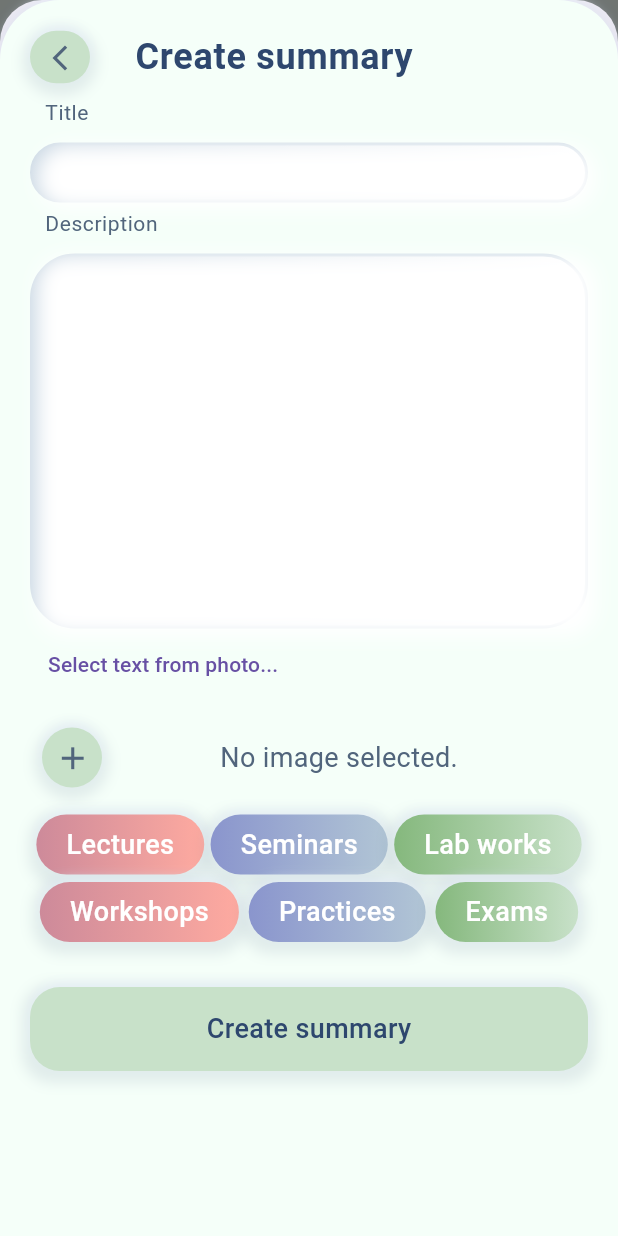
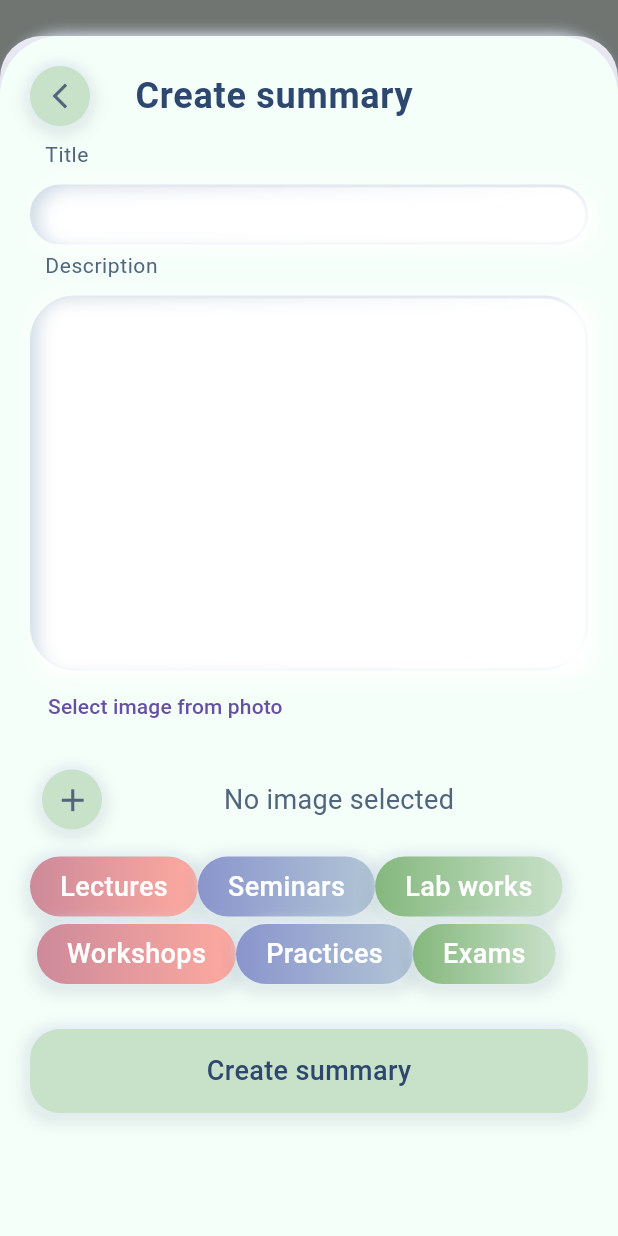
Before and after one commit to blueCuraca0/notenova, a Flutter app: the SummariesPage screen opened directly, after a tap on "Create summary", on a phone screen of 412 x 824 dp. Run offline on Flutter 3.47's test engine with Material 3 defaults, Android fonts, the phone set to English and light mode, and no system bars; our stand-ins replace cloud_firestore, easy_localization, firebase_auth, firebase_core, firebase_storage, flutter_bloc and 5 more; accounts and stored records are empty; Roboto replaces fonts that are missing (Ubuntu).

Commit message:
added ui, fix some issues, added setgings

```diff
--- a/lib/features/summary/presentation/cubits/summary_cubits/summary_cubit.dart
+++ b/lib/features/summary/presentation/cubits/summary_cubits/summary_cubit.dart
@@ -1,4 +1,3 @@
-import 'package:flutter/foundation.dart';
 import 'package:flutter_bloc/flutter_bloc.dart';
 import 'package:notenova/features/summary/data/services/firebase_services.dart';
 import 'package:notenova/features/summary/domain/entities/summary.dart';
--- a/lib/features/summary/presentation/pages/create_edit_summary_sheet.dart
+++ b/lib/features/summary/presentation/pages/create_edit_summary_sheet.dart
@@ -53,7 +53,7 @@ class _EditAndCreateSummaryPageState extends State<EditAndCreateSummaryPage> {
   @override
   Widget build(BuildContext context) {
     return Container(
-      height: 900,
+      height: 800,
       padding: const EdgeInsets.all(20.0),
       decoration: BoxDecoration(
         color: Theme.of(context).scaffoldBackgroundColor,
@@ -71,7 +71,7 @@ class _EditAndCreateSummaryPageState extends State<EditAndCreateSummaryPage> {
             child: Row(
               children: [
                 CustomArrowBackButton(
-                    height: 35,
+                    height: 40,
                     width: 40,
                     onPressed: () {
                       Navigator.pop(context);
@@ -79,7 +79,7 @@ class _EditAndCreateSummaryPageState extends State<EditAndCreateSummaryPage> {
                 bigSizedBoxWidth,
                 Text(
                   widget.isEdit
-                      ? 'Update Summary'
+                      ? LocaleKeys.update_summary.tr()
                       : LocaleKeys.create_summary.tr(),
                   style: Theme.of(context).textTheme.bodyLarge,
                 ),
@@ -117,7 +117,9 @@ class _EditAndCreateSummaryPageState extends State<EditAndCreateSummaryPage> {
                 _descriptionController.text = result as String;
               }
             },
-            child: const Text('Select text from photo...'),
+            child: Text(
+              LocaleKeys.select_image_from_photo.tr(),
+            ),
           ),
           midSizedBoxHeight,
           widget.isEdit ? const Text('') : selectPhotoForSummary(),
@@ -135,7 +137,7 @@ class _EditAndCreateSummaryPageState extends State<EditAndCreateSummaryPage> {
               }
             },
             text: widget.isEdit
-                ? 'Update Summary'
+                ? LocaleKeys.update_summary.tr()
                 : LocaleKeys.create_summary.tr(),
             buttonPadding:
                 const EdgeInsets.symmetric(horizontal: 30, vertical: 15),
@@ -147,21 +149,26 @@ class _EditAndCreateSummaryPageState extends State<EditAndCreateSummaryPage> {
   }
 
   void addSummary(BuildContext context) async {
+    if (_nameController.text.isNotEmpty &&
+        _descriptionController.text.isNotEmpty) {
       var imageName = DateTime.now().millisecondsSinceEpoch.toString();
+      var summaryPhotoUrl = '';
+      if (_image != null) {
         var storageRef =
             FirebaseStorage.instance.ref().child('summary/$imageName.jpg');
         var uploadTask = storageRef.putFile(_image!);
         var downloadUrl = await (await uploadTask).ref.getDownloadURL();
-    if (_nameController.text.isNotEmpty &&
-        _descriptionController.text.isNotEmpty &&
-        _image.toString().isNotEmpty) {
+        summaryPhotoUrl = downloadUrl.toString();
+      }
+
       final summary = Summary(
         id: DateTime.now().toString(),
         name: _nameController.text,
         description: _descriptionController.text,
         category: _selectedCategory ?? '',
-        photoUrl: downloadUrl.toString()!,
+        photoUrl: summaryPhotoUrl,
       );
+
       widget.summaryCubit.addSummary(summary);
     }
   }
@@ -182,7 +189,9 @@ class _EditAndCreateSummaryPageState extends State<EditAndCreateSummaryPage> {
   }
 
   Widget buttonCategorySummary() {
-    return Column(
+    return SingleChildScrollView(
+      scrollDirection: Axis.horizontal,
+      child: Column(
         children: [
           Row(
             mainAxisAlignment: MainAxisAlignment.spaceEvenly,
@@ -190,14 +199,14 @@ class _EditAndCreateSummaryPageState extends State<EditAndCreateSummaryPage> {
               CustomButton(
                 onPressed: () {
                   setState(() {
-                  _selectedCategory = LocaleKeys.lectures.tr();
+                    _selectedCategory = 'Lectures';
                   });
                 },
                 text: LocaleKeys.lectures.tr(),
                 buttonPadding:
                     const EdgeInsets.symmetric(horizontal: 20, vertical: 7),
                 gradient: LinearGradient(
-                colors: _selectedCategory == LocaleKeys.lectures.tr()
+                  colors: _selectedCategory == 'Lectures'
                       ? [CColors.text, CColors.text]
                       : CColors.pinkGradientColor,
                 ),
@@ -205,14 +214,14 @@ class _EditAndCreateSummaryPageState extends State<EditAndCreateSummaryPage> {
               CustomButton(
                 onPressed: () {
                   setState(() {
-                  _selectedCategory = LocaleKeys.seminars.tr();
+                    _selectedCategory = 'Seminars';
                   });
                 },
                 text: LocaleKeys.seminars.tr(),
                 buttonPadding:
                     const EdgeInsets.symmetric(horizontal: 20, vertical: 7),
                 gradient: LinearGradient(
-                colors: _selectedCategory == LocaleKeys.seminars.tr()
+                  colors: _selectedCategory == 'Seminars'
                       ? [CColors.text, CColors.text]
                       : CColors.blueGradientColor,
                 ),
@@ -220,14 +229,14 @@ class _EditAndCreateSummaryPageState extends State<EditAndCreateSummaryPage> {
               CustomButton(
                 onPressed: () {
                   setState(() {
-                  _selectedCategory = LocaleKeys.lab_works.tr();
+                    _selectedCategory = 'Lab works';
                   });
                 },
                 text: LocaleKeys.lab_works.tr(),
                 buttonPadding:
                     const EdgeInsets.symmetric(horizontal: 20, vertical: 7),
                 gradient: LinearGradient(
-                colors: _selectedCategory == LocaleKeys.lab_works.tr()
+                  colors: _selectedCategory == 'Lab works'
                       ? [CColors.text, CColors.text]
                       : CColors.greenGradientColor,
                 ),
@@ -241,14 +250,14 @@ class _EditAndCreateSummaryPageState extends State<EditAndCreateSummaryPage> {
               CustomButton(
                 onPressed: () {
                   setState(() {
-                  _selectedCategory = LocaleKeys.workshops.tr();
+                    _selectedCategory = 'Workshops';
                   });
                 },
                 text: LocaleKeys.workshops.tr(),
                 buttonPadding:
                     const EdgeInsets.symmetric(horizontal: 20, vertical: 7),
                 gradient: LinearGradient(
-                colors: _selectedCategory == LocaleKeys.workshops.tr()
+                  colors: _selectedCategory == 'Workshops'
                       ? [CColors.text, CColors.text]
                       : CColors.pinkGradientColor,
                 ),
@@ -256,14 +265,14 @@ class _EditAndCreateSummaryPageState extends State<EditAndCreateSummaryPage> {
               CustomButton(
                 onPressed: () {
                   setState(() {
-                  _selectedCategory = LocaleKeys.practices.tr();
+                    _selectedCategory = 'Practices';
                   });
                 },
                 text: LocaleKeys.practices.tr(),
                 buttonPadding:
                     const EdgeInsets.symmetric(horizontal: 20, vertical: 7),
                 gradient: LinearGradient(
-                colors: _selectedCategory == LocaleKeys.practices.tr()
+                  colors: _selectedCategory == 'Practices'
                       ? [CColors.text, CColors.text]
                       : CColors.blueGradientColor,
                 ),
@@ -271,14 +280,14 @@ class _EditAndCreateSummaryPageState extends State<EditAndCreateSummaryPage> {
               CustomButton(
                 onPressed: () {
                   setState(() {
-                  _selectedCategory = LocaleKeys.exams.tr();
+                    _selectedCategory = 'Exams';
                   });
                 },
                 text: LocaleKeys.exams.tr(),
                 buttonPadding:
                     const EdgeInsets.symmetric(horizontal: 20, vertical: 7),
                 gradient: LinearGradient(
-                colors: _selectedCategory == LocaleKeys.exams.tr()
+                  colors: _selectedCategory == 'Exams'
                       ? [CColors.text, CColors.text]
                       : CColors.greenGradientColor,
                 ),
@@ -286,6 +295,7 @@ class _EditAndCreateSummaryPageState extends State<EditAndCreateSummaryPage> {
             ],
           ),
         ],
+      ),
     );
   }
 
@@ -323,7 +333,7 @@ class _EditAndCreateSummaryPageState extends State<EditAndCreateSummaryPage> {
           Expanded(
             child: Center(
               child: _image == null
-                  ? const Text('No image selected.')
+                  ? Text(LocaleKeys.no_image_selected.tr())
                   : SizedBox(height: 50, child: Image.file(_image!)),
             ),
           ),
--- a/lib/features/summary/presentation/pages/summary_page.dart
+++ b/lib/features/summary/presentation/pages/summary_page.dart
@@ -34,7 +34,15 @@ class SummariesPage extends StatefulWidget {
 }
 
 class _SummariesPageState extends State<SummariesPage> {
-  String selectedCategory = LocaleKeys.exams.tr();
+  String selectedCategory = 'Exams';
+  List<String> categoryIds = [
+    'Exams',
+    'Lectures',
+    'Workshops',
+    'Seminars',
+    'Practices',
+    'Lab_works'
+  ];
   bool isEdit = false;
 
   @override
@@ -65,7 +73,10 @@ class _SummariesPageState extends State<SummariesPage> {
               midSizedBoxWidth,
               Text(
                 LocaleKeys.my_summary.tr(),
-                style: Theme.of(context).textTheme.bodyLarge,
+                style: Theme.of(context)
+                    .textTheme
+                    .bodyLarge
+                    ?.copyWith(fontSize: 25),
               ),
               midSizedBoxHeight,
             ],
@@ -153,35 +164,51 @@ class _SummariesPageState extends State<SummariesPage> {
     return SingleChildScrollView(
       scrollDirection: Axis.horizontal,
       child: Row(
-        children: [
-          _buildCategoryButton(LocaleKeys.exams.tr(), context),
-          _buildCategoryButton(LocaleKeys.lectures.tr(), context),
-          _buildCategoryButton(LocaleKeys.workshops.tr(), context),
-          _buildCategoryButton(LocaleKeys.seminars.tr(), context),
-          _buildCategoryButton(LocaleKeys.practices.tr(), context),
-          _buildCategoryButton(LocaleKeys.lab_works.tr(), context),
-        ],
+        children: categoryIds.map((category) {
+          return _buildCategoryButton(category, context);
+        }).toList(),
       ),
     );
   }
 
-  Widget _buildCategoryButton(String category, BuildContext context) {
+  Widget _buildCategoryButton(String categoryId, BuildContext context) {
+    String categoryTranslation = getCategoryTranslation(categoryId);
+
     return TextButton(
       onPressed: () {
         setState(() {
-          selectedCategory = category;
+          selectedCategory = categoryId;
           BlocProvider.of<SummaryCubit>(context).loadSummary();
         });
       },
       child: Padding(
         padding: const EdgeInsets.fromLTRB(10.0, 10, 10.0, 10),
-        child: Text(category,
+        child: Text(categoryTranslation,
             style: Theme.of(context).textTheme.bodyMedium?.copyWith(
-                  fontWeight: selectedCategory == category
+                  fontWeight: selectedCategory == categoryId
                       ? FontWeight.bold
                       : FontWeight.normal,
                 )),
       ),
     );
   }
+
+  String getCategoryTranslation(String categoryId) {
+    switch (categoryId) {
+      case 'Exams':
+        return LocaleKeys.exams.tr();
+      case 'Lectures':
+        return LocaleKeys.lectures.tr();
+      case 'Workshops':
+        return LocaleKeys.workshops.tr();
+      case 'Seminars':
+        return LocaleKeys.seminars.tr();
+      case 'Practices':
+        return LocaleKeys.practices.tr();
+      case 'Lab_works':
+        return LocaleKeys.lab_works.tr();
+      default:
+        return '';
+    }
+  }
 }
--- a/lib/features/summary/presentation/widgets/summary_list.dart
+++ b/lib/features/summary/presentation/widgets/summary_list.dart
@@ -1,5 +1,6 @@
 import 'package:easy_localization/easy_localization.dart';
 import 'package:flutter/material.dart';
+import 'package:notenova/core/utils/languages/generated/locale_keys.g.dart';
 import 'package:notenova/features/summary/domain/entities/summary.dart';
 import 'package:notenova/features/summary/presentation/cubits/summary_cubits/summary_cubit.dart';
 import 'package:notenova/features/summary/presentation/pages/create_edit_summary_sheet.dart';
@@ -27,7 +28,7 @@ class SummaryList extends StatelessWidget {
         if (filteredSummary.isEmpty) {
           return Center(
               child: Text(
-            'No summary yet',
+            LocaleKeys.no_summary.tr(),
             style: TextStyle(color: Theme.of(context).primaryColor),
           ));
         } else {
--- a/pubspec.yaml
+++ b/pubspec.yaml
@@ -74,7 +74,7 @@ flutter:
   assets:
     - assets/images/
     - assets/translations/
-#    - assets/service_credentials.json
+  #   - assets/service_credentials.json
 
   # An image asset can refer to one or more resolution-specific "variants", see
   # https://flutter.dev/assets-and-images/#resolution-aware
```
Also changed, not shown: assets/translations/en.json (+10 -1 lines), assets/translations/uk.json (+11 -1 lines), lib/features/quiz_and_card/presentation/pages/study_materials_page.dart (+7 -6 lines), lib/features/summary/presentation/pages/text_recognition.dart (+30 -15 lines), lib/features/summary/presentation/widgets/cards/summary_card.dart (+19 -2 lines), lib/features/to_do/presentation/pages/create_edit_task_sheet.dart (+7 -3 lines), lib/features/to_do/presentation/pages/todo_page.dart (+5 -2 lines), lib/core/utils/languages/generated/codegen_loader.g.dart, lib/core/utils/languages/generated/locale_keys.g.dart. Lines whose indentation alone changed are shown as unchanged.
